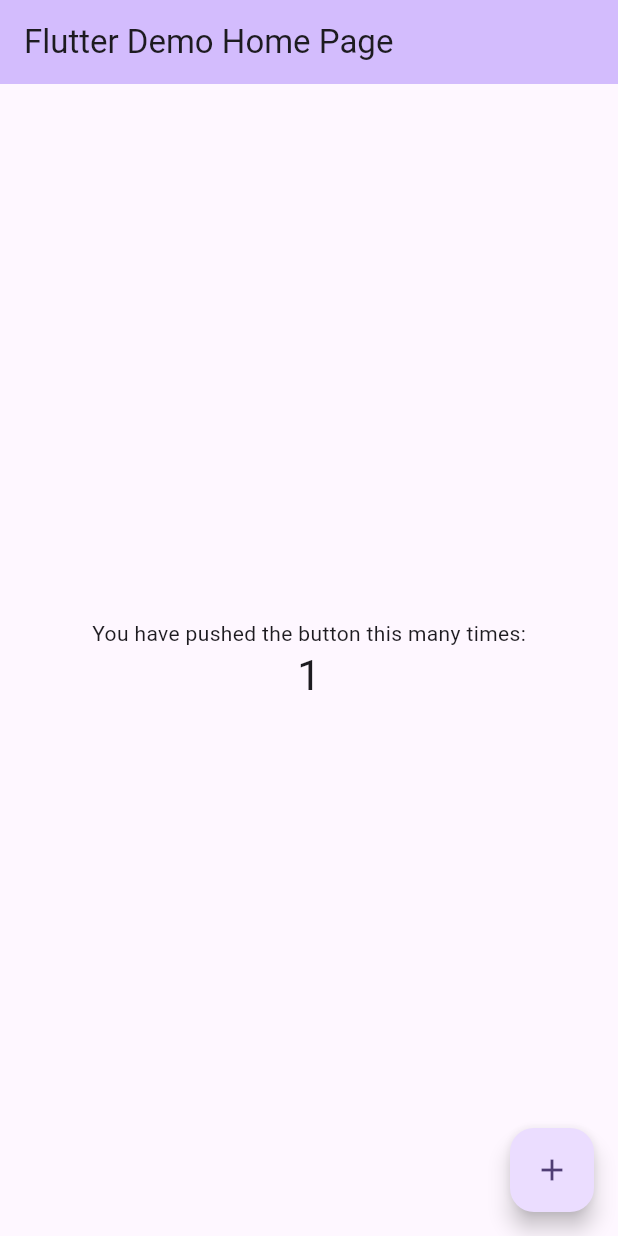
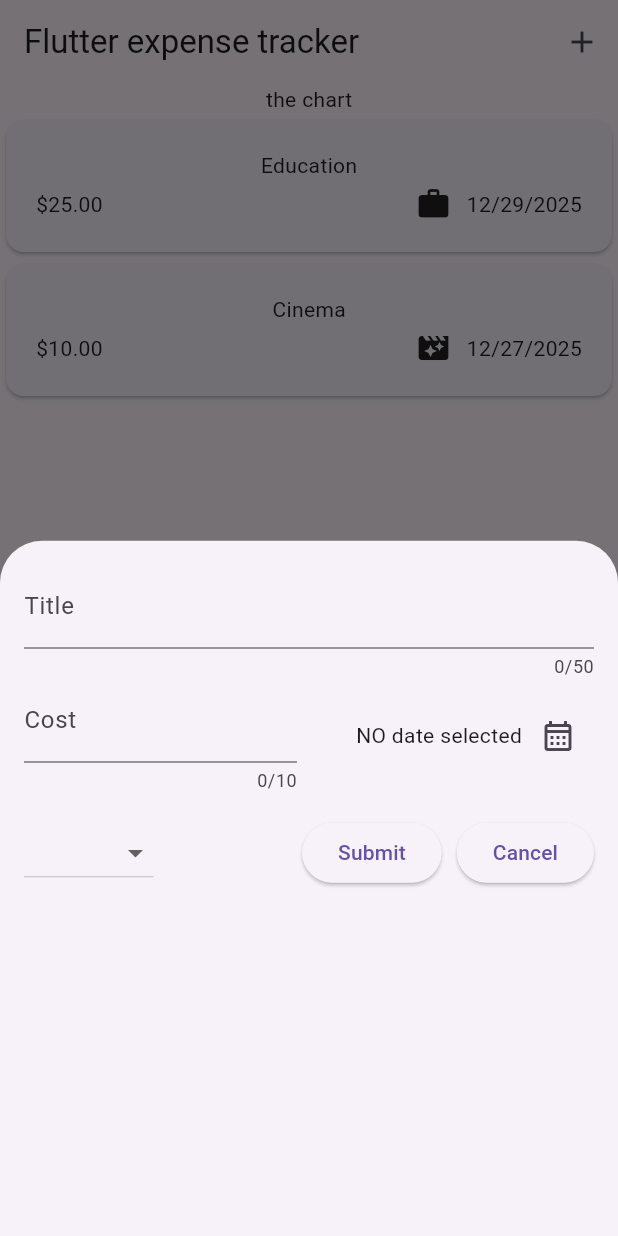
Before and after one commit to kaneshwar-kamal/Expense-Tracker, a Flutter app: the screen it shows after launch, after a tap on the "add" icon, on a phone screen of 412 x 824 dp. Run offline on Flutter 3.47's test engine with Material 3 defaults, Android fonts, the phone set to English and light mode, and no system bars.

Commit message:
added new for new data entry. modal is working

```diff
--- a/lib/main.dart
+++ b/lib/main.dart
@@ -1,122 +1,11 @@
 import 'package:flutter/material.dart';
+import 'package:expense_tracker/widgets/expenses.dart';
 
 void main() {
-  runApp(const MyApp());
+  runApp(
+    MaterialApp(
+      theme: ThemeData(useMaterial3: true),
+      home: Expenses(),
+    ),
+  );
 }
-
-class MyApp extends StatelessWidget {
-  const MyApp({super.key});
-
-  // This widget is the root of your application.
-  @override
-  Widget build(BuildContext context) {
-    return MaterialApp(
-      title: 'Flutter Demo',
-      theme: ThemeData(
-        // This is the theme of your application.
-        //
-        // TRY THIS: Try running your application with "flutter run". You'll see
-        // the application has a purple toolbar. Then, without quitting the app,
-        // try changing the seedColor in the colorScheme below to Colors.green
-        // and then invoke "hot reload" (save your changes or press the "hot
-        // reload" button in a Flutter-supported IDE, or press "r" if you used
-        // the command line to start the app).
-        //
-        // Notice that the counter didn't reset back to zero; the application
-        // state is not lost during the reload. To reset the state, use hot
-        // restart instead.
-        //
-        // This works for code too, not just values: Most code changes can be
-        // tested with just a hot reload.
-        colorScheme: ColorScheme.fromSeed(seedColor: Colors.deepPurple),
-      ),
-      home: const MyHomePage(title: 'Flutter Demo Home Page'),
-    );
-  }
-}
-
-class MyHomePage extends StatefulWidget {
-  const MyHomePage({super.key, required this.title});
-
-  // This widget is the home page of your application. It is stateful, meaning
-  // that it has a State object (defined below) that contains fields that affect
-  // how it looks.
-
-  // This class is the configuration for the state. It holds the values (in this
-  // case the title) provided by the parent (in this case the App widget) and
-  // used by the build method of the State. Fields in a Widget subclass are
-  // always marked "final".
-
-  final String title;
-
-  @override
-  State<MyHomePage> createState() => _MyHomePageState();
-}
-
-class _MyHomePageState extends State<MyHomePage> {
-  int _counter = 0;
-
-  void _incrementCounter() {
-    setState(() {
-      // This call to setState tells the Flutter framework that something has
-      // changed in this State, which causes it to rerun the build method below
-      // so that the display can reflect the updated values. If we changed
-      // _counter without calling setState(), then the build method would not be
-      // called again, and so nothing would appear to happen.
-      _counter++;
-    });
-  }
-
-  @override
-  Widget build(BuildContext context) {
-    // This method is rerun every time setState is called, for instance as done
-    // by the _incrementCounter method above.
-    //
-    // The Flutter framework has been optimized to make rerunning build methods
-    // fast, so that you can just rebuild anything that needs updating rather
-    // than having to individually change instances of widgets.
-    return Scaffold(
-      appBar: AppBar(
-        // TRY THIS: Try changing the color here to a specific color (to
-        // Colors.amber, perhaps?) and trigger a hot reload to see the AppBar
-        // change color while the other colors stay the same.
-        backgroundColor: Theme.of(context).colorScheme.inversePrimary,
-        // Here we take the value from the MyHomePage object that was created by
-        // the App.build method, and use it to set our appbar title.
-        title: Text(widget.title),
-      ),
-      body: Center(
-        // Center is a layout widget. It takes a single child and positions it
-        // in the middle of the parent.
-        child: Column(
-          // Column is also a layout widget. It takes a list of children and
-          // arranges them vertically. By default, it sizes itself to fit its
-          // children horizontally, and tries to be as tall as its parent.
-          //
-          // Column has various properties to control how it sizes itself and
-          // how it positions its children. Here we use mainAxisAlignment to
-          // center the children vertically; the main axis here is the vertical
-          // axis because Columns are vertical (the cross axis would be
-          // horizontal).
-          //
-          // TRY THIS: Invoke "debug painting" (choose the "Toggle Debug Paint"
-          // action in the IDE, or press "p" in the console), to see the
-          // wireframe for each widget.
-          mainAxisAlignment: MainAxisAlignment.center,
-          children: <Widget>[
-            const Text('You have pushed the button this many times:'),
-            Text(
-              '$_counter',
-              style: Theme.of(context).textTheme.headlineMedium,
-            ),
-          ],
-        ),
-      ),
-      floatingActionButton: FloatingActionButton(
-        onPressed: _incrementCounter,
-        tooltip: 'Increment',
-        child: const Icon(Icons.add),
-      ), // This trailing comma makes auto-formatting nicer for build methods.
-    );
-  }
-}
--- a/lib/models/expense.dart
+++ b/lib/models/expense.dart
@@ -0,0 +1,38 @@
+import 'package:flutter/material.dart';
+import 'package:uuid/uuid.dart';
+import 'package:intl/intl.dart';
+
+const uuid = Uuid();
+
+final formatter = DateFormat.yMd();
+
+enum Category {food, travel, leisure, work}
+
+const categoryIcons = {
+  Category.food: Icons.lunch_dining,
+  Category.travel: Icons.flight,
+  Category.leisure: Icons.movie_filter,
+  Category.work: Icons.work
+};
+
+class Expense{
+  Expense({
+    required this.title,
+    required this.amount,
+    required this.date,
+    required this.category,
+  }) : id = uuid.v4();
+
+  final String title;
+  final double amount;
+  final String id;
+  final DateTime date;
+  final Category category;
+
+  String get formattedDate{
+    return formatter.format(date);
+  }
+
+
+
+}
--- /dev/null
+++ b/lib/widgets/expense_list/expense_item.dart
@@ -0,0 +1,40 @@
+import 'package:flutter/material.dart';
+import 'package:expense_tracker/models/expense.dart';
+
+class ExpenseItem extends StatelessWidget{
+
+  const ExpenseItem(this.expense, {super.key});
+
+  final Expense expense;
+
+  @override
+  Widget build(context){
+    return Card(
+      child: Padding(
+        padding: const EdgeInsets.symmetric(
+          horizontal: 20,
+          vertical: 20,
+        ),
+        child: Column(
+          children: [
+            Text(expense.title),
+            SizedBox(height: 4),
+            Row(
+              children: [
+                Text('\$${expense.amount.toStringAsFixed(2)}'),
+                const Spacer(), //spacer widget will take all the remaining space to display the output
+                Row(
+                  children: [
+                    Icon(categoryIcons[expense.category]),
+                    SizedBox(width:10),
+                    Text(expense.formattedDate)
+                  ],
+                ),
+              ],
+            )
+          ],
+        ),
+      ),
+    );
+  }
+}
--- /dev/null
+++ b/lib/widgets/expense_list/expenses_list.dart
@@ -0,0 +1,16 @@
+import 'package:flutter/material.dart';
+import 'package:expense_tracker/models/expense.dart';
+import 'package:expense_tracker/widgets/expense_list/expense_item.dart';
+class ExpensesList extends StatelessWidget{
+  const ExpensesList({super.key,required this.expenses});
+
+  final List<Expense> expenses;
+
+  @override
+  Widget build (context){
+    return ListView.builder(
+      itemCount: expenses.length,
+      itemBuilder:(ctx,index) => ExpenseItem(expenses[index]),
+    );
+  }
+}
--- /dev/null
+++ b/lib/widgets/expenses.dart
@@ -0,0 +1,54 @@
+import 'package:expense_tracker/widgets/new_expense.dart';
+import 'package:flutter/material.dart';
+import 'package:expense_tracker/models/expense.dart';
+import 'package:expense_tracker/widgets/expense_list/expenses_list.dart';
+
+class Expenses extends StatefulWidget {
+  const Expenses({super.key});
+
+  @override
+  State<Expenses> createState() {
+    return _Expenses();
+  }
+}
+
+
+
+class _Expenses extends State<Expenses> {
+  final List<Expense> _registeredExpenses = [
+    Expense(
+      title: 'Education',
+      date: DateTime.now(),
+      amount: 25.00,
+      category: Category.work,
+    ),
+    Expense(
+      title: 'Cinema',
+      date: DateTime(2025, 12, 27),
+      amount: 10.00,
+      category: Category.leisure,
+    ),
+  ];
+
+  void _openAddExpenseOverlay(){
+    showModalBottomSheet(context: context , builder: (ctx){
+      return const NewExpense();
+    });
+  }
+
+  @override
+  Widget build(context) {
+    return Scaffold(
+      appBar: AppBar(
+        title: Text('Flutter expense tracker'),
+        actions: [IconButton(onPressed: _openAddExpenseOverlay, icon: Icon(Icons.add))],
+      ),
+      body: Column(
+        children: [
+          Text("the chart"),
+          Expanded(child: ExpensesList(expenses: _registeredExpenses)),
+        ],
+      ),
+    );
+  }
+}
--- /dev/null
+++ b/lib/widgets/new_expense.dart
@@ -0,0 +1,134 @@
+import 'package:flutter/foundation.dart' hide Category;
+import 'package:flutter/material.dart';
+import 'package:intl/intl.dart';
+import 'package:expense_tracker/models/expense.dart';
+
+final formatter = DateFormat.yMd();
+
+class NewExpense extends StatefulWidget {
+  const NewExpense({super.key});
+
+  @override
+  State<NewExpense> createState() {
+    return _NewExpenseState();
+  }
+}
+
+class _NewExpenseState extends State<NewExpense> {
+  // These below lines will take extra memory space
+  // var _enteredTile = '';
+  // void _saveTitleInput(String inputValue){
+  //   _enteredTile = inputValue;
+  // }
+
+  //So to avoid extra memeory storage we use TextEditingController()
+  final _titleController = TextEditingController();
+  final _costController = TextEditingController();
+  DateTime? _selectedDateTime;
+
+  Category? _selectedCategory ;
+
+
+  void _presentDatePicker() async {
+  final now = DateTime.now();
+
+  // Create a date for the very beginning of the allowed range (e.g., 100 years ago)
+  final firstDate = DateTime(now.year - 100, now.month, now.day);
+
+  final pickedDate = await showDatePicker(
+    context: context,
+    initialDate: now,       // The date the picker shows first (Today)
+    firstDate: firstDate,   // Now the user can scroll back 100 years
+    lastDate: now,          // The user cannot select future dates (if you want that)
+  );                       // .then((value){}, this method will acccept the selected output in the future
+setState(() {
+  _selectedDateTime = pickedDate;
+});}
+
+  @override
+  void dispose() {
+    _titleController.dispose();
+    _costController.dispose();
+    super.dispose();
+  }
+
+  @override
+  Widget build(context) {
+    return Padding(
+      padding: EdgeInsetsGeometry.all(16),
+      child: Column(
+        children: [
+          TextField(
+            controller:
+                _titleController, // this is responsible for the text field
+            //onChanged: _saveTitleInput, We dont need this, coz we use controller
+            maxLength: 50,
+            decoration: InputDecoration(label: Text('Title')),
+          ),
+          Row(
+            children: [
+              Expanded(
+                child: TextField(
+                  controller: _costController,
+                  keyboardType: TextInputType.number,
+                  maxLength: 10,
+                  decoration: InputDecoration(
+                    prefixText: "\$ ",
+                    label: Text("Cost"),
+                  ),
+                ),
+              ),
+              const SizedBox(width: 16,),
+              Expanded(child: Row(
+                  mainAxisAlignment: MainAxisAlignment.end,
+                  crossAxisAlignment: CrossAxisAlignment.center,
+                  children: [
+                    Text(_selectedDateTime == null ? "NO date selected" : formatter.format(_selectedDateTime!)),
+                    IconButton(
+                      onPressed: _presentDatePicker,
+                      icon: const Icon(Icons.calendar_month_outlined),)
+                  ],
+              ))
+            ],
+          ),
+          SizedBox(height: 16,),
+          Row(
+            children: [
+              DropdownButton(
+                value: _selectedCategory,
+                items: Category.values.map(
+                  (category)=>DropdownMenuItem(
+                    value:category,
+                    child: Text(category.name.toUpperCase()))).toList(),
+                    onChanged: (value){
+                      setState(() {
+                        if(value==null){
+                          return;
+                        }
+                        setState(() {
+                          _selectedCategory = value;
+                        });
+                      });
+              }),
+              Spacer() ,
+              ElevatedButton(
+                onPressed: () {
+                  print(_titleController.text);
+                  print(_costController.text);
+                },
+                child: Text('Submit'),
+              ),
+              SizedBox(width: 10),
+              ElevatedButton(
+                onPressed: () {
+                  Navigator.pop(context);
+                },
+                child: Text("Cancel"),
+              ),
+            ],
+          ),
+        ],
+      ),
+    );
+  }
+}
--- a/pubspec.yaml
+++ b/pubspec.yaml
@@ -35,6 +35,7 @@ dependencies:
   # Use with the CupertinoIcons class for iOS style icons.
   cupertino_icons: ^1.0.8
   uuid: ^4.5.2
+  intl: ^0.20.2
 
 dev_dependencies:
   flutter_test:
```
Also changed, not shown: lib/expenses.dart (deleted), lib/expenses_list.dart (deleted), pubspec.lock.
